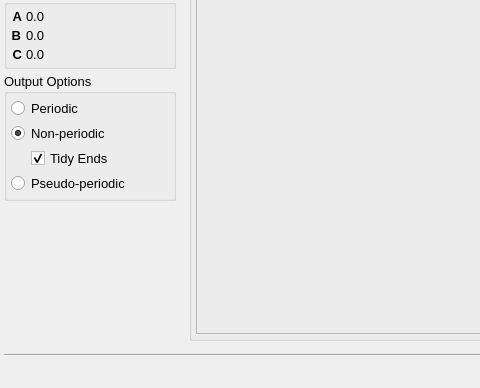
This is src/gui/createNanotubeSpeciesDialog.ui in disorderedmaterials/dissolve as Qt 5 draws it before an edit; both pictures show x 0 to 480 and y 381 to 769 of the 1227 by 769 pixel window. The edited form follows.
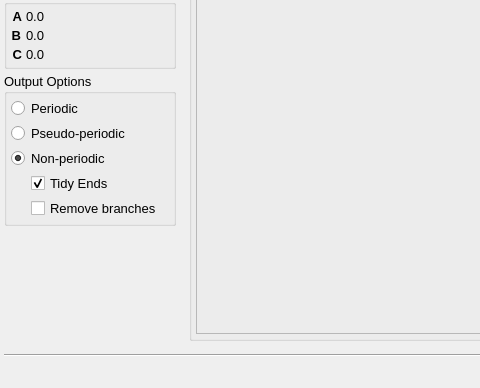
This is the edited form. Icons and pictures are not drawn. Custom widgets are drawn as their Qt base class.

Commit message: Working tidy up of non-periodic species.

Patch:
```diff
--- a/src/gui/createNanotubeSpeciesDialog.ui
+++ b/src/gui/createNanotubeSpeciesDialog.ui
@@ -500,7 +500,7 @@
           <property name="title">
            <string>Output Options</string>
           </property>
-          <layout class="QVBoxLayout" name="verticalLayout">
+          <layout class="QVBoxLayout" name="verticalLayout_2">
            <property name="spacing">
             <number>4</number>
            </property>
@@ -526,6 +526,13 @@
              </property>
             </widget>
            </item>
+           <item>
+            <widget class="QRadioButton" name="PseudoPeriodicRadio">
+             <property name="text">
+              <string>Pseudo-periodic</string>
+             </property>
+            </widget>
+           </item>
            <item>
             <widget class="QRadioButton" name="NonPeriodicRadio">
              <property name="text">
@@ -555,6 +562,11 @@
               </spacer>
              </item>
              <item>
+              <layout class="QVBoxLayout" name="verticalLayout">
+               <property name="spacing">
+                <number>4</number>
+               </property>
+               <item>
               <widget class="QCheckBox" name="TidyEndsCheck">
                <property name="toolTip">
                 <string>Tidy the ends of non-periodic sheets, moving dangling atoms to leave complete rings</string>
@@ -567,14 +579,19 @@
                </property>
               </widget>
              </item>
-            </layout>
-           </item>
            <item>
-            <widget class="QRadioButton" name="PseudoPeriodicRadio">
+                <widget class="QCheckBox" name="RemoveBranchesCheck">
+                 <property name="toolTip">
+                  <string>Whether to remove any remaining branches rather than try to translate them into a meaningful position (requires Tidy Ends)</string>
+                 </property>
              <property name="text">
-              <string>Pseudo-periodic</string>
-             </property>
-            </widget>
+                  <string>Remove branches</string>
+                 </property>
+                </widget>
+               </item>
+              </layout>
+             </item>
+            </layout>
            </item>
           </layout>
          </widget>
```
Lines whose indentation alone changed are shown as unchanged. The commit also changes 2 other files.
